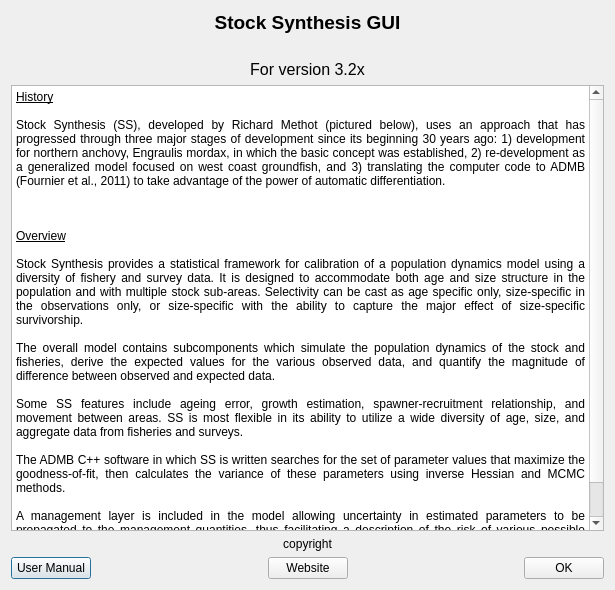
Before: the Qt Designer form src/dialog_about.ui in nmfs-ost/ss3-ssi, drawn with Qt 5.
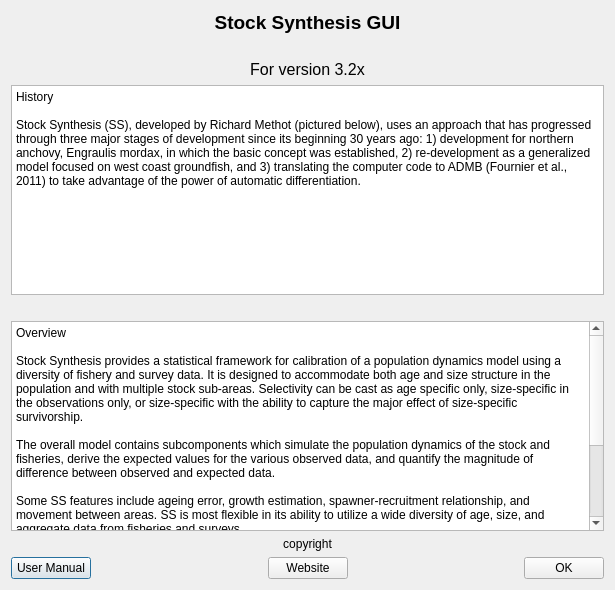
After: the same form once the commit is applied. Icons and pictures are not drawn.

Patch:
```diff
--- a/src/dialog_about.ui
+++ b/src/dialog_about.ui
@@ -56,33 +56,41 @@
       </widget>
      </item>
      <item>
-      <widget class="QTextEdit" name="textEdit_description">
-       <property name="readOnly">
-        <bool>true</bool>
+      <widget class="QPlainTextEdit" name="plainTextEdit">
+       <property name="plainText">
+        <string>History
+
+Stock Synthesis (SS), developed by Richard Methot (pictured below), uses an approach that has progressed through three major stages of development since its beginning 30 years ago: 1) development for northern anchovy, Engraulis mordax, in which the basic concept was established, 2) re-development as a generalized model focused on west coast groundfish, and 3) translating the computer code to ADMB (Fournier et al., 2011) to take advantage of the power of automatic differentiation.</string>
        </property>
-       <property name="html">
-        <string>&lt;!DOCTYPE HTML PUBLIC &quot;-//W3C//DTD HTML 4.0//EN&quot; &quot;http://www.w3.org/TR/REC-html40/strict.dtd&quot;&gt;
-&lt;html&gt;&lt;head&gt;&lt;meta name=&quot;qrichtext&quot; content=&quot;1&quot; /&gt;&lt;style type=&quot;text/css&quot;&gt;
-p, li { white-space: pre-wrap; }
-&lt;/style&gt;&lt;/head&gt;&lt;body style=&quot; font-family:'MS Shell Dlg 2'; font-size:7.8pt; font-weight:400; font-style:normal;&quot;&gt;
-&lt;p align=&quot;justify&quot; style=&quot; margin-top:0px; margin-bottom:0px; margin-left:0px; margin-right:0px; -qt-block-indent:0; text-indent:0px;&quot;&gt;&lt;span style=&quot; font-size:9pt; text-decoration: underline;&quot;&gt;History&lt;/span&gt;&lt;/p&gt;
-&lt;p align=&quot;justify&quot; style=&quot;-qt-paragraph-type:empty; margin-top:0px; margin-bottom:0px; margin-left:0px; margin-right:0px; -qt-block-indent:0; text-indent:0px; font-size:9pt; text-decoration: underline;&quot;&gt;&lt;br /&gt;&lt;/p&gt;
-&lt;p align=&quot;justify&quot; style=&quot; margin-top:0px; margin-bottom:0px; margin-left:0px; margin-right:0px; -qt-block-indent:0; text-indent:0px;&quot;&gt;&lt;span style=&quot; font-size:9pt;&quot;&gt;Stock Synthesis (SS), developed by Richard Methot (pictured below), uses an approach that has progressed through three major stages of development since its beginning 30 years ago: 1) development for northern anchovy, Engraulis mordax, in which the basic concept was established, 2) re-development as a generalized model focused on west coast groundfish, and 3) translating the computer code to ADMB (Fournier et al., 2011) to take advantage of the power of automatic differentiation.&lt;/span&gt;&lt;/p&gt;
-&lt;p align=&quot;justify&quot; style=&quot;-qt-paragraph-type:empty; margin-top:0px; margin-bottom:0px; margin-left:0px; margin-right:0px; -qt-block-indent:0; text-indent:0px; font-size:9pt;&quot;&gt;&lt;br /&gt;&lt;/p&gt;
-&lt;p align=&quot;justify&quot; style=&quot; margin-top:0px; margin-bottom:0px; margin-left:0px; margin-right:0px; -qt-block-indent:0; text-indent:0px;&quot;&gt;&lt;img src=&quot;:/images/images/methot_award_small.jpg&quot; /&gt;&lt;/p&gt;
-&lt;p align=&quot;justify&quot; style=&quot;-qt-paragraph-type:empty; margin-top:0px; margin-bottom:0px; margin-left:0px; margin-right:0px; -qt-block-indent:0; text-indent:0px; font-size:9pt;&quot;&gt;&lt;br /&gt;&lt;/p&gt;
-&lt;p align=&quot;justify&quot; style=&quot; margin-top:0px; margin-bottom:0px; margin-left:0px; margin-right:0px; -qt-block-indent:0; text-indent:0px;&quot;&gt;&lt;span style=&quot; font-size:9pt; text-decoration: underline;&quot;&gt;Overview&lt;/span&gt;&lt;/p&gt;
-&lt;p align=&quot;justify&quot; style=&quot;-qt-paragraph-type:empty; margin-top:0px; margin-bottom:0px; margin-left:0px; margin-right:0px; -qt-block-indent:0; text-indent:0px; font-size:9pt; text-decoration: underline;&quot;&gt;&lt;br /&gt;&lt;/p&gt;
-&lt;p align=&quot;justify&quot; style=&quot; margin-top:0px; margin-bottom:0px; margin-left:0px; margin-right:0px; -qt-block-indent:0; text-indent:0px;&quot;&gt;&lt;span style=&quot; font-size:9pt;&quot;&gt;Stock Synthesis provides a statistical framework for calibration of a population dynamics model using a diversity of fishery and survey data. It is designed to accommodate both age and size structure in the population and with multiple stock sub-areas. Selectivity can be cast as age specific only, size-specific in the observations only, or size-specific with the ability to capture the major effect of size-specific survivorship. &lt;/span&gt;&lt;/p&gt;
-&lt;p align=&quot;justify&quot; style=&quot;-qt-paragraph-type:empty; margin-top:0px; margin-bottom:0px; margin-left:0px; margin-right:0px; -qt-block-indent:0; text-indent:0px; font-size:9pt;&quot;&gt;&lt;br /&gt;&lt;/p&gt;
-&lt;p align=&quot;justify&quot; style=&quot; margin-top:0px; margin-bottom:0px; margin-left:0px; margin-right:0px; -qt-block-indent:0; text-indent:0px;&quot;&gt;&lt;span style=&quot; font-size:9pt;&quot;&gt;The overall model contains subcomponents which simulate the population dynamics of the stock and fisheries, derive the expected values for the various observed data, and quantify the magnitude of difference between observed and expected data. &lt;/span&gt;&lt;/p&gt;
-&lt;p align=&quot;justify&quot; style=&quot;-qt-paragraph-type:empty; margin-top:0px; margin-bottom:0px; margin-left:0px; margin-right:0px; -qt-block-indent:0; text-indent:0px; font-size:9pt;&quot;&gt;&lt;br /&gt;&lt;/p&gt;
-&lt;p align=&quot;justify&quot; style=&quot; margin-top:0px; margin-bottom:0px; margin-left:0px; margin-right:0px; -qt-block-indent:0; text-indent:0px;&quot;&gt;&lt;span style=&quot; font-size:9pt;&quot;&gt;Some SS features include ageing error, growth estimation, spawner-recruitment relationship, and movement between areas. SS is most flexible in its ability to utilize a wide diversity of age, size, and aggregate data from fisheries and surveys. &lt;/span&gt;&lt;/p&gt;
-&lt;p align=&quot;justify&quot; style=&quot;-qt-paragraph-type:empty; margin-top:0px; margin-bottom:0px; margin-left:0px; margin-right:0px; -qt-block-indent:0; text-indent:0px; font-size:9pt;&quot;&gt;&lt;br /&gt;&lt;/p&gt;
-&lt;p align=&quot;justify&quot; style=&quot; margin-top:0px; margin-bottom:0px; margin-left:0px; margin-right:0px; -qt-block-indent:0; text-indent:0px;&quot;&gt;&lt;span style=&quot; font-size:9pt;&quot;&gt;The ADMB C++ software in which SS is written searches for the set of parameter values that maximize the goodness-of-fit, then calculates the variance of these parameters using inverse Hessian and MCMC methods. &lt;/span&gt;&lt;/p&gt;
-&lt;p align=&quot;justify&quot; style=&quot;-qt-paragraph-type:empty; margin-top:0px; margin-bottom:0px; margin-left:0px; margin-right:0px; -qt-block-indent:0; text-indent:0px; font-size:9pt;&quot;&gt;&lt;br /&gt;&lt;/p&gt;
-&lt;p align=&quot;justify&quot; style=&quot; margin-top:0px; margin-bottom:0px; margin-left:0px; margin-right:0px; -qt-block-indent:0; text-indent:0px;&quot;&gt;&lt;span style=&quot; font-size:9pt;&quot;&gt;A management layer is included in the model allowing uncertainty in estimated parameters to be propagated to the management quantities, thus facilitating a description of the risk of various possible management scenarios, including forecasts of possible annual catch limits. &lt;/span&gt;&lt;/p&gt;
-&lt;p align=&quot;justify&quot; style=&quot;-qt-paragraph-type:empty; margin-top:0px; margin-bottom:0px; margin-left:0px; margin-right:0px; -qt-block-indent:0; text-indent:0px; font-size:9pt;&quot;&gt;&lt;br /&gt;&lt;/p&gt;&lt;/body&gt;&lt;/html&gt;</string>
+      </widget>
+     </item>
+     <item>
+      <widget class="QLabel" name="label">
+       <property name="text">
+        <string/>
+       </property>
+       <property name="pixmap">
+        <pixmap resource="stock_synth.qrc">:/i/images/methot_award_small.jpg</pixmap>
+       </property>
+       <property name="alignment">
+        <set>Qt::AlignCenter</set>
+       </property>
+      </widget>
+     </item>
+     <item>
+      <widget class="QPlainTextEdit" name="plainTextEdit_2">
+       <property name="plainText">
+        <string>Overview
+
+Stock Synthesis provides a statistical framework for calibration of a population dynamics model using a diversity of fishery and survey data. It is designed to accommodate both age and size structure in the population and with multiple stock sub-areas. Selectivity can be cast as age specific only, size-specific in the observations only, or size-specific with the ability to capture the major effect of size-specific survivorship. 
+
+The overall model contains subcomponents which simulate the population dynamics of the stock and fisheries, derive the expected values for the various observed data, and quantify the magnitude of difference between observed and expected data. 
+
+Some SS features include ageing error, growth estimation, spawner-recruitment relationship, and movement between areas. SS is most flexible in its ability to utilize a wide diversity of age, size, and aggregate data from fisheries and surveys. 
+
+The ADMB C++ software in which SS is written searches for the set of parameter values that maximize the goodness-of-fit, then calculates the variance of these parameters using inverse Hessian and MCMC methods. 
+
+A management layer is included in the model allowing uncertainty in estimated parameters to be propagated to the management quantities, thus facilitating a description of the risk of various possible management scenarios, including forecasts of possible annual catch limits. </string>
        </property>
       </widget>
      </item>
```
Left out of the diff: 3 changed lines with no effect on the pictures.
